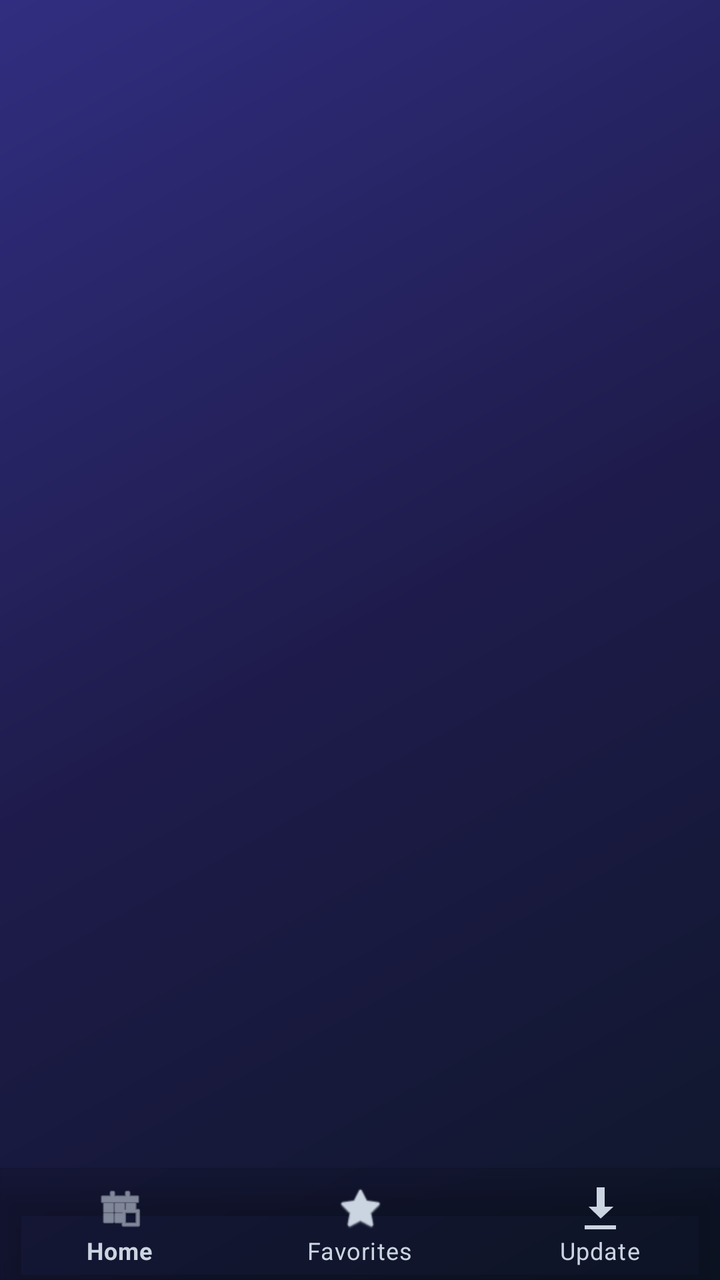
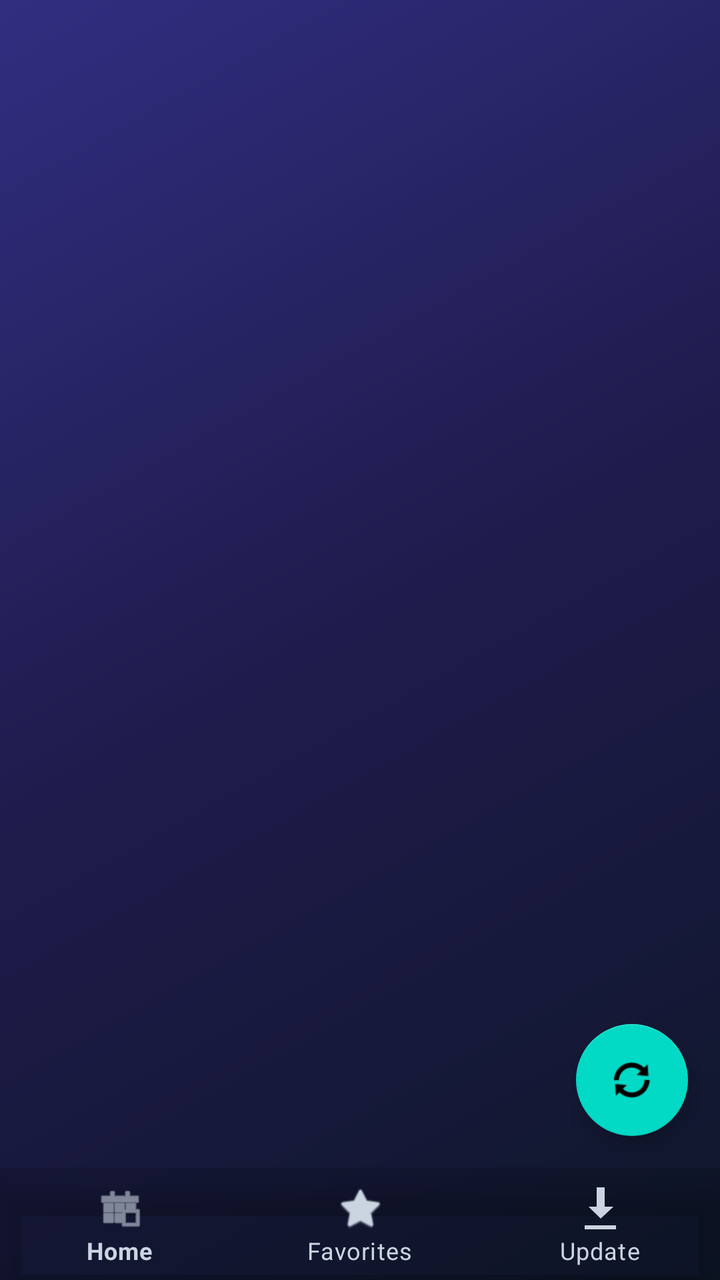

An Android layout rendered at two revisions. The XML below is the earlier revision; the diff shows what the commit changed to produce the second picture.
<!-- AndroidManifest.xml: application theme Theme.MaterialComponents.DayNight.NoActionBar -->
<!-- res/layout/activity_main.xml -->
<?xml version="1.0" encoding="utf-8"?>
<androidx.constraintlayout.widget.ConstraintLayout
    xmlns:android="http://schemas.android.com/apk/res/android"
    xmlns:app="http://schemas.android.com/apk/res-auto"
    android:layout_width="match_parent"
    android:layout_height="match_parent"
    android:background="@drawable/bg_glass_gradient">

    <FrameLayout
        android:id="@+id/container"
        android:layout_width="0dp"
        android:layout_height="0dp"
        app:layout_constraintTop_toTopOf="parent"
        app:layout_constraintBottom_toTopOf="@id/nav_view"
        app:layout_constraintLeft_toLeftOf="parent"
        app:layout_constraintRight_toRightOf="parent" />

    <com.google.android.material.bottomnavigation.BottomNavigationView
        android:id="@+id/nav_view"
        android:layout_width="0dp"
        android:layout_height="wrap_content"
        android:background="@color/glass_bottom_nav"
        app:itemIconTint="@color/glass_text_secondary"
        app:itemTextColor="@color/glass_text_secondary"
        app:layout_constraintBottom_toBottomOf="parent"
        app:layout_constraintLeft_toLeftOf="parent"
        app:layout_constraintRight_toRightOf="parent"
        app:menu="@menu/bottom_nav_menu" />

</androidx.constraintlayout.widget.ConstraintLayout>
<!-- resources referenced by this layout -->
<resources>
  <color name="glass_bottom_nav">#20000000</color>
  <color name="glass_text_secondary">#CBD5E1</color>
  <!-- drawable bg_glass_gradient (drawable) -->
  <?xml version="1.0" encoding="utf-8"?>
  <shape xmlns:android="http://schemas.android.com/apk/res/android">
      <gradient
          android:angle="135"
          android:startColor="#0F172A"
          android:centerColor="#1E1B4B"
          android:endColor="#312E81"
          android:type="linear" />
  </shape>
</resources>

<!-- the commit's change to res/layout/activity_main.xml (unified diff, before → after) -->
@@ -26,5 +26,15 @@
         app:layout_constraintLeft_toLeftOf="parent"
         app:layout_constraintRight_toRightOf="parent"
         app:menu="@menu/bottom_nav_menu" />
+    <com.google.android.material.floatingactionbutton.FloatingActionButton
+        android:id="@+id/fab_refresh"
+        android:layout_width="wrap_content"
+        android:layout_height="wrap_content"
+        android:layout_marginEnd="16dp"
+        android:layout_marginBottom="16dp"
+        android:src="@android:drawable/ic_popup_sync"
+        android:contentDescription="Refresh Streams"
+        app:layout_constraintBottom_toTopOf="@id/nav_view"
+        app:layout_constraintEnd_toEndOf="parent" />
 
 </androidx.constraintlayout.widget.ConstraintLayout>
